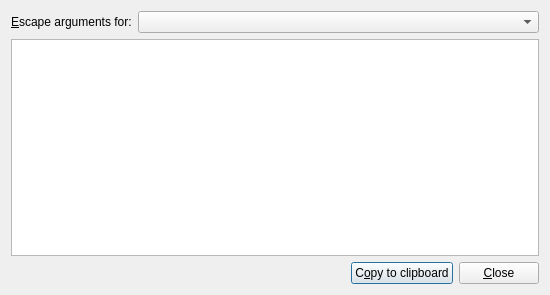
jpsdr/MKVToolnix-Windows-7, file src/mkvtoolnix-gui/forms/merge/command_line_dialog.ui: the form before one commit.
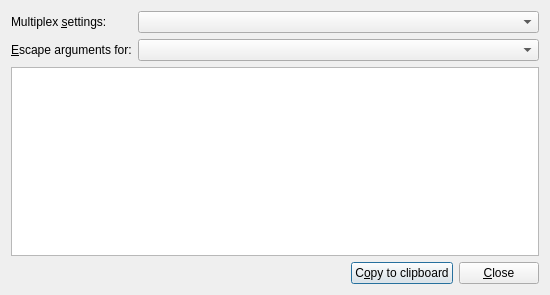
The form after the commit.

Commit message:
GUI: mux: show CLIs for all open mux settings in "show command line" dialog
partially implements #3709

What changed in the file:
```diff
--- a/src/mkvtoolnix-gui/forms/merge/command_line_dialog.ui
+++ b/src/mkvtoolnix-gui/forms/merge/command_line_dialog.ui
@@ -15,8 +15,21 @@
   </property>
   <layout class="QVBoxLayout" name="verticalLayout">
    <item>
-    <layout class="QHBoxLayout" name="horizontalLayout">
-     <item>
+    <layout class="QGridLayout" name="gridLayout">
+     <item row="0" column="0">
+      <widget class="QLabel" name="label_2">
+       <property name="text">
+        <string>Multiplex &amp;settings:</string>
+       </property>
+       <property name="buddy">
+        <cstring>multiplexSettings</cstring>
+       </property>
+      </widget>
+     </item>
+     <item row="0" column="1">
+      <widget class="QComboBox" name="multiplexSettings"/>
+     </item>
+     <item row="1" column="0">
       <widget class="QLabel" name="label">
        <property name="sizePolicy">
         <sizepolicy hsizetype="Minimum" vsizetype="Preferred">
@@ -32,7 +45,7 @@
        </property>
       </widget>
      </item>
-     <item>
+     <item row="1" column="1">
       <widget class="QComboBox" name="escapeMode">
        <property name="sizePolicy">
         <sizepolicy hsizetype="Expanding" vsizetype="Fixed">
```
Left out of the diff: 6 changed lines with no effect on the pictures. The commit also changes 6 other files.
